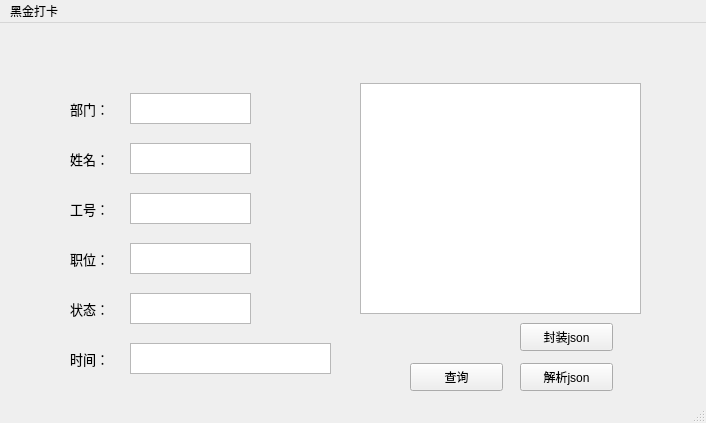
First picture: the form in Qtclient/Qtclient.ui, repository shangdiuser/Qtclient, before the edit.
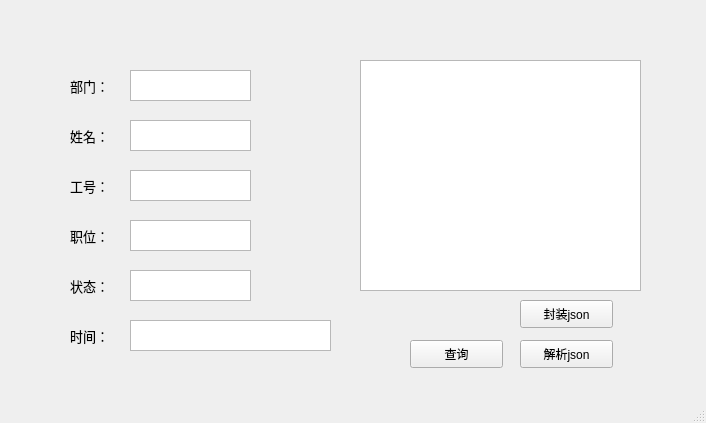
Second picture: the form after the edit.

```diff
--- a/Qtclient/Qtclient.ui
+++ b/Qtclient/Qtclient.ui
@@ -307,11 +307,7 @@
      <height>22</height>
     </rect>
    </property>
-   <widget class="QMenu" name="menu">
-    <property name="title">
-     <string>黑金打卡</string>
-    </property>
-   </widget>
+   
    <addaction name="menu"/>
   </widget>
   <widget class="QStatusBar" name="statusBar"/>
```
